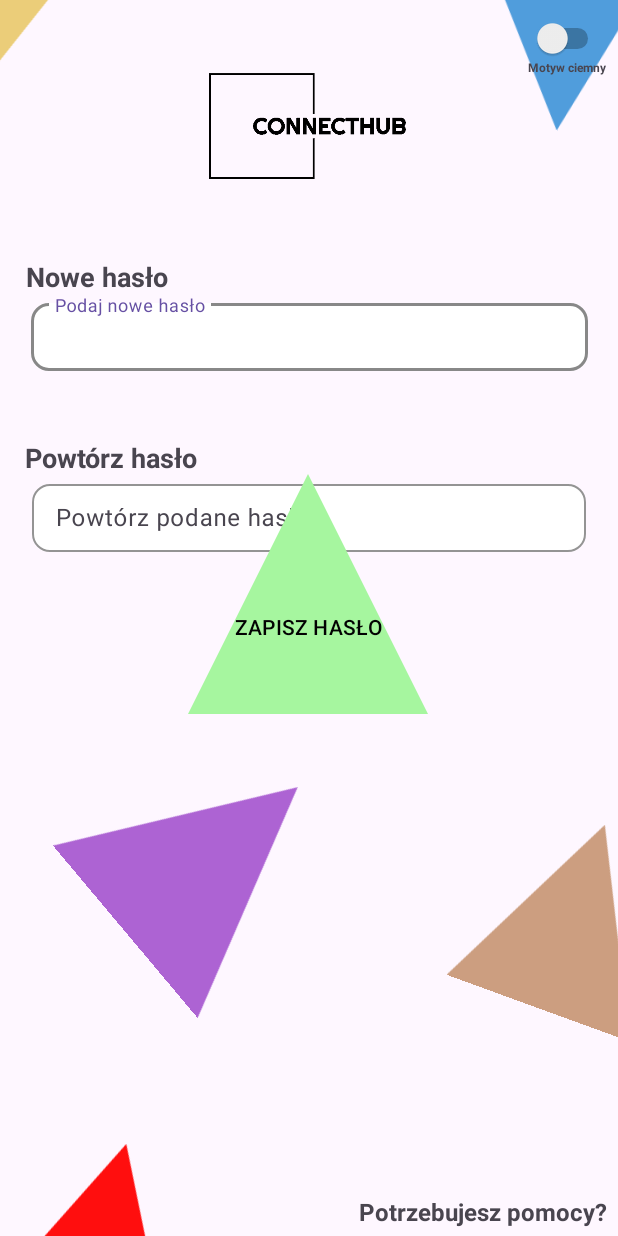
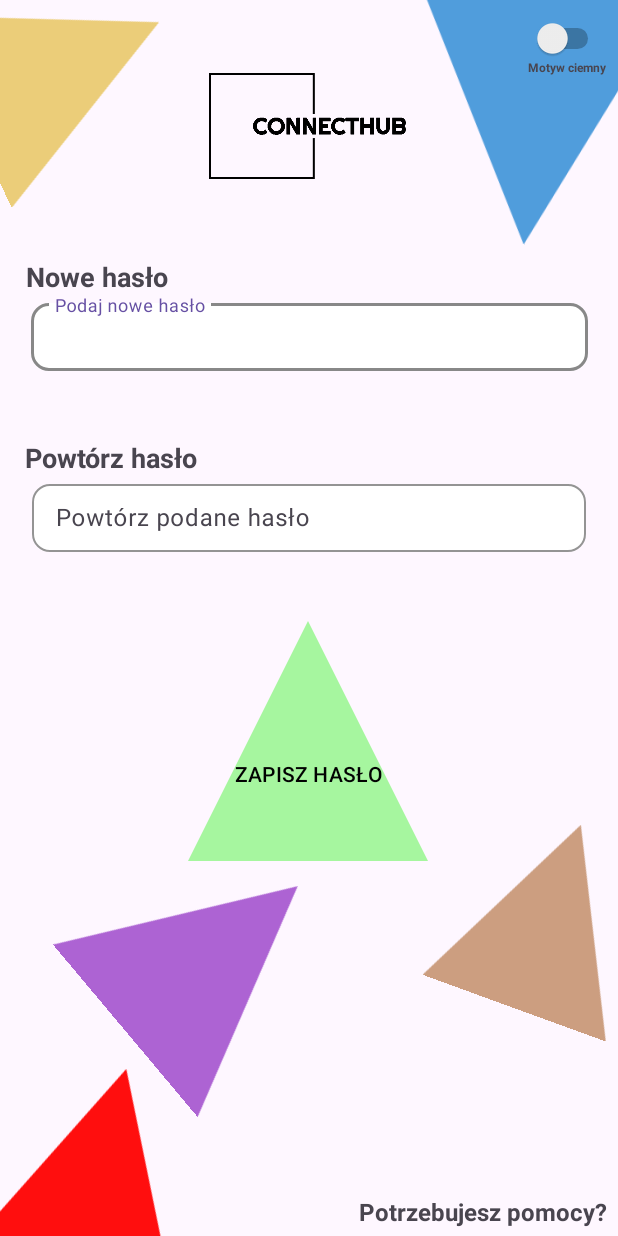
Before and after one commit to Gio-log/ConnectHub, an Android app: the layout activity_password_reminder_3.xml on its own in the app's theme, with its tools: preview values and no code run, on a phone screen of 412 x 824 dp. Run offline under Robolectric (Android 15) with nearby library versions, the phone set to English and light mode, and no system bars.

Commit message:
Added changing password if forgotten

```diff
--- /dev/null
+++ b/app/src/main/java/com/example/connecthub/model/CheckEmailRequest.kt
@@ -0,0 +1,6 @@
+package com.example.connecthub.model
+
+
+data class CheckEmailRequest(
+    val email: String
+)
--- /dev/null
+++ b/app/src/main/java/com/example/connecthub/model/CheckEmailResponse.kt
@@ -0,0 +1,5 @@
+package com.example.connecthub.model
+
+data class CheckEmailResponse(
+    val id: Int
+)
--- /dev/null
+++ b/app/src/main/java/com/example/connecthub/model/ForgottenPasswordRequest.kt
@@ -0,0 +1,6 @@
+package com.example.connecthub.model
+
+data class ForgottenPasswordRequest(
+    val password: String,
+    val password_confirmation: String
+)
--- /dev/null
+++ b/app/src/main/java/com/example/connecthub/model/ForgottenPasswordResponse.kt
@@ -0,0 +1,5 @@
+package com.example.connecthub.model
+
+data class ForgottenPasswordResponse(
+    val message: String
+)
--- a/app/src/main/res/layout/activity_password_reminder_3.xml
+++ b/app/src/main/res/layout/activity_password_reminder_3.xml
@@ -5,7 +5,74 @@
     android:id="@+id/main"
     android:layout_width="match_parent"
     android:layout_height="match_parent"
-    tools:context=".Password_reminder_3">
+    tools:context=".ui.Password_reminder_3">
+
+    <ImageView
+        android:id="@+id/imageView19"
+        android:layout_width="173dp"
+        android:layout_height="216dp"
+        android:layout_marginStart="270dp"
+        android:layout_marginBottom="640dp"
+        android:rotation="185"
+        app:layout_constraintBottom_toBottomOf="parent"
+        app:layout_constraintStart_toStartOf="parent"
+        app:srcCompat="@drawable/arrow_up_blue" />
+
+    <ImageView
+        android:id="@+id/imageView20"
+        android:layout_width="141dp"
+        android:layout_height="160dp"
+        android:layout_marginEnd="300dp"
+        android:layout_marginBottom="700dp"
+        android:rotation="65"
+        app:layout_constraintBottom_toBottomOf="parent"
+        app:layout_constraintEnd_toEndOf="parent"
+        app:srcCompat="@drawable/arrow_up_yellow" />
+
+    <ImageView
+        android:id="@+id/imageView21"
+        android:layout_width="150dp"
+        android:layout_height="150dp"
+        android:layout_marginEnd="196dp"
+        android:layout_marginBottom="110dp"
+        android:rotation="50"
+        app:layout_constraintBottom_toBottomOf="parent"
+        app:layout_constraintEnd_toEndOf="parent"
+        app:srcCompat="@drawable/arrow_up_violet" />
+
+    <ImageView
+        android:id="@+id/imageView22"
+        android:layout_width="130dp"
+        android:layout_height="130dp"
+        android:layout_marginStart="300dp"
+        android:layout_marginBottom="148dp"
+        android:rotation="20"
+        app:layout_constraintBottom_toBottomOf="parent"
+        app:layout_constraintStart_toStartOf="parent"
+        app:srcCompat="@drawable/arrow_up_orange" />
+
+    <ImageView
+        android:id="@+id/imageView23"
+        android:layout_width="169dp"
+        android:layout_height="156dp"
+        android:layout_marginTop="710dp"
+        android:layout_marginEnd="264dp"
+        android:rotation="15"
+        app:layout_constraintEnd_toEndOf="parent"
+        app:layout_constraintTop_toTopOf="parent"
+        app:srcCompat="@drawable/arrow_up_red" />
+
+    <ImageView
+        android:id="@+id/imageView25"
+        android:layout_width="304dp"
+        android:layout_height="103dp"
+        android:layout_marginTop="36dp"
+        android:src="@drawable/connecthub"
+        app:layout_constraintEnd_toEndOf="parent"
+        app:layout_constraintHorizontal_bias="0.495"
+        app:layout_constraintStart_toStartOf="parent"
+        app:layout_constraintTop_toTopOf="parent"
+        tools:srcCompat="@drawable/connecthub" />
 
     <com.google.android.material.textfield.TextInputLayout
         android:id="@+id/textInputLayout"
@@ -25,11 +92,11 @@
         app:layout_constraintTop_toBottomOf="@+id/textView30">
 
         <com.google.android.material.textfield.TextInputEditText
-            android:id="@+id/textInputEditText"
+            android:id="@+id/password_input"
             android:layout_width="match_parent"
             android:layout_height="45dp"
             android:background="@null"
-            android:inputType="text"
+            android:inputType="textPassword"
             android:padding="12dp"
             android:textColor="#000000" />
     </com.google.android.material.textfield.TextInputLayout>
@@ -65,11 +132,11 @@
         app:layout_constraintTop_toBottomOf="@+id/textView29">
 
         <com.google.android.material.textfield.TextInputEditText
-            android:id="@+id/textInputEditText2"
+            android:id="@+id/password_confirm"
             android:layout_width="match_parent"
             android:layout_height="45dp"
             android:background="@null"
-            android:inputType="text"
+            android:inputType="textPassword"
             android:padding="12dp"
             android:textColor="#000000" />
     </com.google.android.material.textfield.TextInputLayout>
@@ -88,61 +155,6 @@
         app:layout_constraintTop_toTopOf="parent" />
 
     <ImageView
-        android:id="@+id/imageView31"
-        android:layout_width="173dp"
-        android:layout_height="216dp"
-        android:layout_marginStart="292dp"
-        android:layout_marginBottom="716dp"
-        android:rotation="185"
-        app:layout_constraintBottom_toBottomOf="parent"
-        app:layout_constraintStart_toStartOf="parent"
-        app:srcCompat="@drawable/arrow_up_blue" />
-
-    <ImageView
-        android:id="@+id/imageView32"
-        android:layout_width="141dp"
-        android:layout_height="160dp"
-        android:layout_marginEnd="316dp"
-        android:layout_marginBottom="788dp"
-        android:rotation="65"
-        app:layout_constraintBottom_toBottomOf="parent"
-        app:layout_constraintEnd_toEndOf="parent"
-        app:srcCompat="@drawable/arrow_up_yellow" />
-
-    <ImageView
-        android:id="@+id/imageView33"
-        android:layout_width="150dp"
-        android:layout_height="150dp"
-        android:layout_marginEnd="196dp"
-        android:layout_marginBottom="176dp"
-        android:rotation="50"
-        app:layout_constraintBottom_toBottomOf="parent"
-        app:layout_constraintEnd_toEndOf="parent"
-        app:srcCompat="@drawable/arrow_up_violet" />
-
-    <ImageView
-        android:id="@+id/imageView34"
-        android:layout_width="130dp"
-        android:layout_height="130dp"
-        android:layout_marginStart="316dp"
-        android:layout_marginBottom="148dp"
-        android:rotation="20"
-        app:layout_constraintBottom_toBottomOf="parent"
-        app:layout_constraintStart_toStartOf="parent"
-        app:srcCompat="@drawable/arrow_up_orange" />
-
-    <ImageView
-        android:id="@+id/imageView35"
-        android:layout_width="169dp"
-        android:layout_height="156dp"
-        android:layout_marginTop="760dp"
-        android:layout_marginEnd="264dp"
-        android:rotation="15"
-        app:layout_constraintEnd_toEndOf="parent"
-        app:layout_constraintTop_toTopOf="parent"
-        app:srcCompat="@drawable/arrow_up_red" />
-
-    <ImageView
         android:id="@+id/imageView36"
         android:layout_width="304dp"
         android:layout_height="103dp"
@@ -158,7 +170,7 @@
         android:id="@+id/change_password_button"
         android:layout_width="160dp"
         android:layout_height="160dp"
-        android:layout_marginBottom="348dp"
+        android:layout_marginBottom="250dp"
         android:background="@drawable/arrow_up"
         android:paddingTop="50dp"
         android:text="ZAPISZ HASŁO"
```
Also changed, not shown: app/src/main/java/com/example/connecthub/Password_reminder.kt (deleted, +0 -27 lines), app/src/main/java/com/example/connecthub/Password_reminder_2.kt (deleted, +0 -27 lines), app/src/main/java/com/example/connecthub/network/AuthApiService.kt (+14 -0 lines), app/src/main/java/com/example/connecthub/ui/Password_reminder.kt (added, +80 -0 lines), app/src/main/java/com/example/connecthub/ui/Password_reminder_2.kt (renamed from app/src/main/java/com/example/connecthub/Password_reminder_3.kt, +11 -6 lines), app/src/main/java/com/example/connecthub/ui/Password_reminder_3.kt (added, +89 -0 lines), app/src/main/res/layout/activity_password_reminder.xml (+69 -57 lines), app/src/main/res/layout/activity_password_reminder_2.xml (+70 -59 lines).
